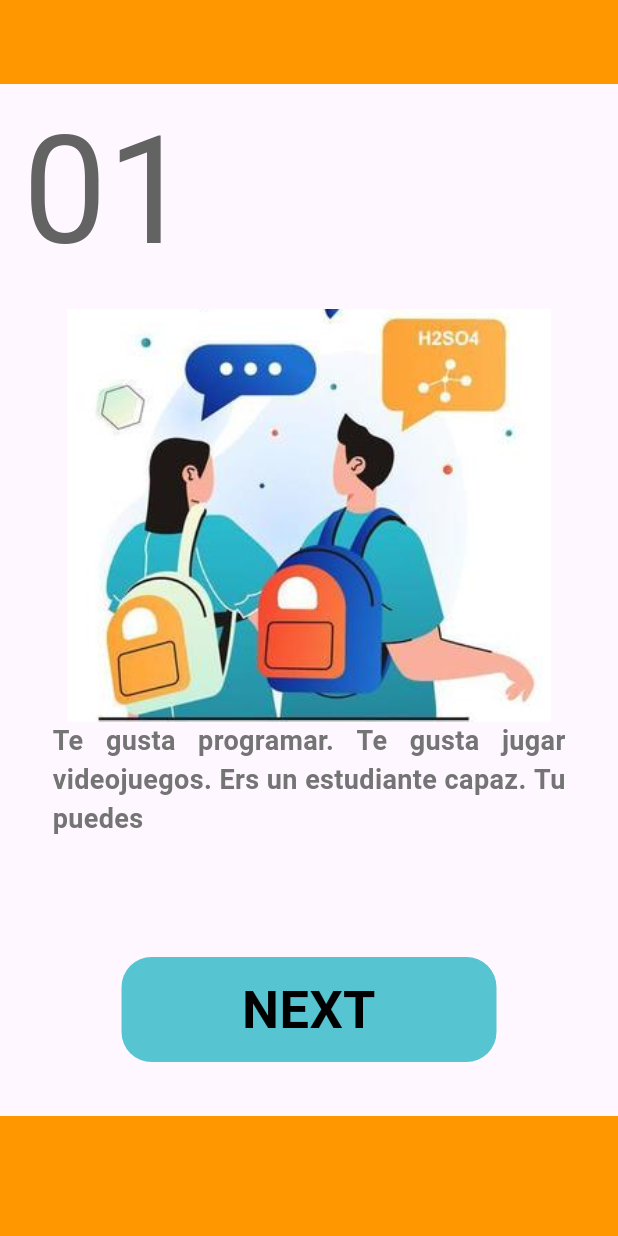
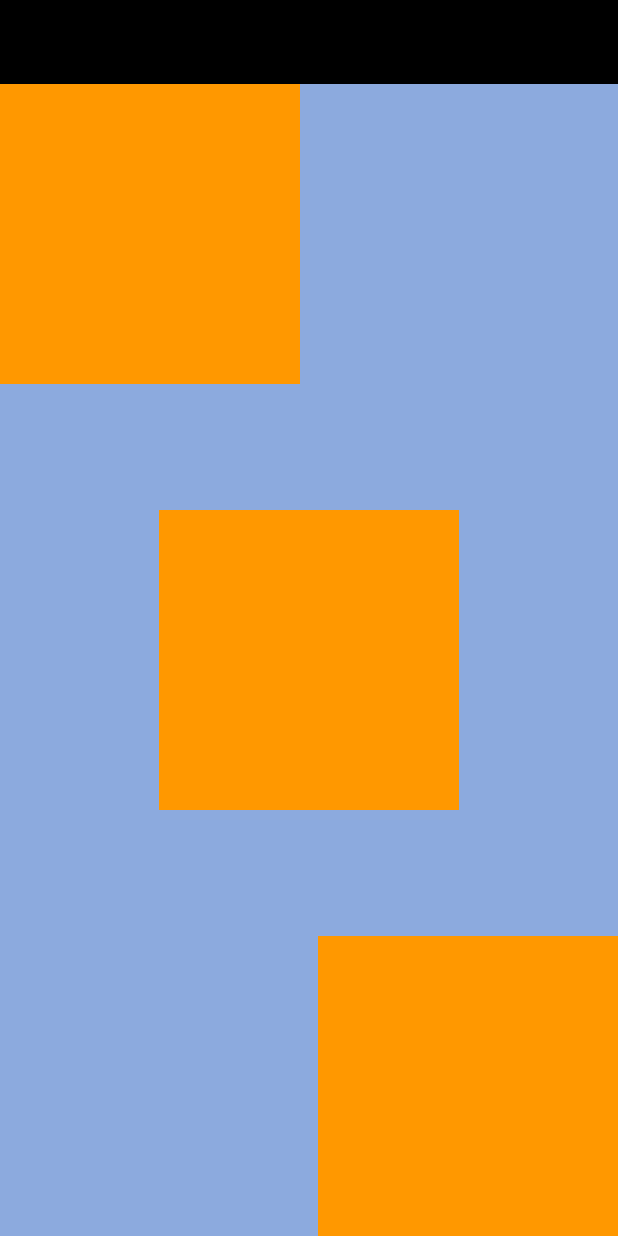
Before and after one commit to blackBuzo2601/Template-Flutter, a Flutter app: the screen it shows after launch, on a phone screen of 412 x 824 dp. Run offline on Flutter 3.47's test engine with Material 3 defaults, Android fonts, the phone set to English and light mode, and no system bars; Roboto replaces fonts that are missing (Times New Roman).

Commit message:
Ejercicio de cubos en diagonal sin usar Row

```diff
--- a/lib/main.dart
+++ b/lib/main.dart
@@ -14,77 +14,52 @@ class MainApp extends StatelessWidget {
     return MaterialApp(
         debugShowCheckedModeBanner: false,
         home: Scaffold(
-            bottomNavigationBar: Container(
-              width: double.infinity,
-              height: 80,
-              color: Colors.orange,
-            ),
             appBar: AppBar(
-              backgroundColor: Colors.orange,
+              backgroundColor: Colors.black,
             ),
             body: Container(
                 width: double.infinity,
                 height: double.infinity,
+                color: Color.fromARGB(255, 140, 170, 222),
                 child: Column(
+                  mainAxisAlignment: MainAxisAlignment.spaceBetween,
                   children: [
                     Container(
-                    padding: EdgeInsets.symmetric(horizontal: 15),
                       width: double.infinity,
-                    height: 150,
-                    child: Text(
-                      "01",
-                      style: TextStyle(
-                          color: const Color.fromARGB(255, 99, 99, 99),
-                          fontWeight: FontWeight.normal,
-                          fontSize: 100),
+                      child: Column(
+                        crossAxisAlignment: CrossAxisAlignment.start,
+                        children: [
+                          Container(
+                            width: 200,
+                            height: 200,
+                            color: Colors.orange,
+                          )
+                        ],
                       ),
                     ),
                     Container(
                       width: double.infinity,
-                      height: 275,
-                      child: Image.asset("assets/imagen.PNG")),
+                      child: Column(
+                        children: [
                           Container(
-                    padding: EdgeInsets.symmetric(horizontal: 35),
-                    width: double.infinity,
-                    height: 227,
-                    child: Column(
-                      mainAxisAlignment: MainAxisAlignment.spaceBetween,
-                      children: [
-                        Text(
-                          style: TextStyle(
-                              fontSize: 18,
-                              fontWeight: FontWeight.bold,
-                              color: const Color.fromARGB(255, 116, 116, 116)),
-                          "Te gusta programar. Te gusta jugar videojuegos. Ers un estudiante capaz. Tu puedes",
-                          textAlign: TextAlign.justify,
+                            width: 200,
+                            height: 200,
+                            color: Colors.orange,
+                          )
+                        ],
+                      ),
                     ),
                     Container(
-                          width: 250,
-                          height: 70,
-                          decoration: BoxDecoration(
-                              color: const Color.fromARGB(255, 87, 196, 210),
-                              borderRadius: BorderRadius.circular(20)),
+                      width: double.infinity,
                       child: Column(
-                            mainAxisAlignment: MainAxisAlignment.center,
+                        crossAxisAlignment: CrossAxisAlignment.end,
                         children: [
-                              Text(
-                                "NEXT",
-                                textAlign: TextAlign.center,
-                                style: TextStyle(
-                                  fontFamily: "Times New Roman",
-                                  color: Colors.black,
-                                  fontWeight: FontWeight.bold,
-                                  fontSize: 35,
-                                ),
-                              ),
+                          Container(
+                              width: 200, height: 200, color: Colors.orange)
                         ],
                       ),
                     )
                   ],
-                    ),
-                  )
-                ],
-              ),
-            )));
+                ))));
   }
 }
```
Lines whose indentation alone changed are shown as unchanged.
